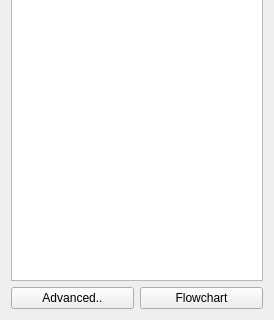
Qt form lib/util/flowchart/FlowchartCtrlTemplate.ui (acq4/acq4) before a commit; both pictures show x 0 to 274 and y 179 to 499 of the 274 by 499 pixel window.
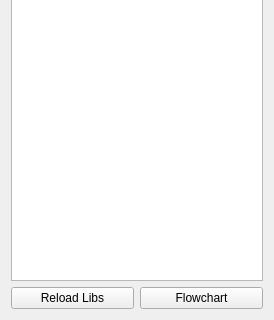
The same form after that commit. Custom widgets are drawn as their Qt base class.

What changed in the file:
```diff
--- a/lib/util/flowchart/FlowchartCtrlTemplate.ui
+++ b/lib/util/flowchart/FlowchartCtrlTemplate.ui
@@ -38,7 +38,7 @@
    <item row="3" column="0" colspan="2">
     <widget class="QPushButton" name="modeBtn">
      <property name="text">
-      <string>Advanced..</string>
+      <string>Reload Libs</string>
      </property>
      <property name="checkable">
       <bool>true</bool>
```
Left out of the diff: 8 changed lines with no effect on the pictures.
